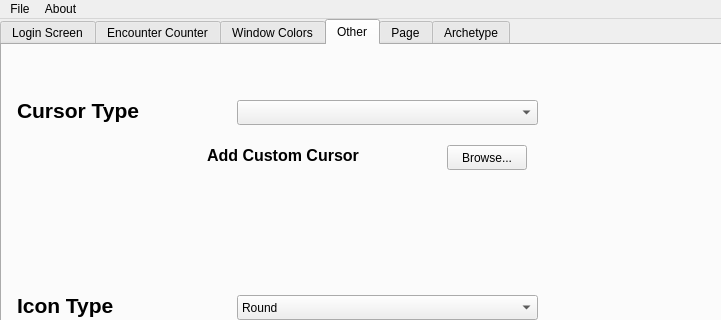
Old version of the form VMM.ui in the repository Vextryyn/Vextryyn-Mod-Manager; both pictures show x 0 to 721 and y 0 to 320 of the 1118 by 788 pixel window.
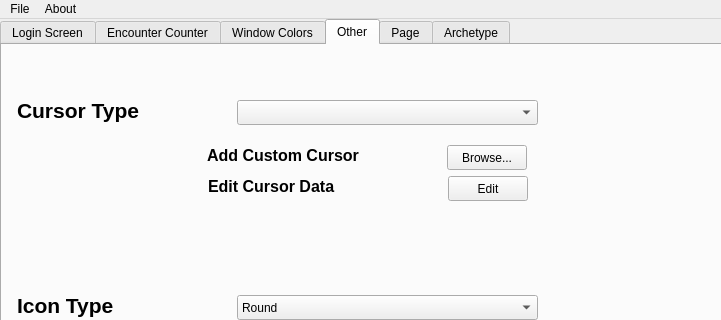
New version of the form. The open tabs and pages were chosen to show the change. Custom widgets are drawn as their Qt base class.

Commit message: loads configs correctly now.

Diff of the .ui file:
```diff
--- a/VMM.ui
+++ b/VMM.ui
@@ -964,7 +964,7 @@
         <x>10</x>
         <y>30</y>
         <width>561</width>
-        <height>121</height>
+        <height>167</height>
        </rect>
       </property>
       <property name="frameShape">
@@ -1033,6 +1033,39 @@
         <string>Add Custom Cursor</string>
        </property>
       </widget>
+      <widget class="QPushButton" name="cursorBrowse_2">
+       <property name="geometry">
+        <rect>
+         <x>436</x>
+         <y>101</y>
+         <width>80</width>
+         <height>25</height>
+        </rect>
+       </property>
+       <property name="text">
+        <string>Edit</string>
+       </property>
+      </widget>
+      <widget class="QLabel" name="label_30">
+       <property name="geometry">
+        <rect>
+         <x>196</x>
+         <y>96</y>
+         <width>241</width>
+         <height>30</height>
+        </rect>
+       </property>
+       <property name="font">
+        <font>
+         <pointsize>12</pointsize>
+         <weight>75</weight>
+         <bold>true</bold>
+        </font>
+       </property>
+       <property name="text">
+        <string>Edit Cursor Data</string>
+       </property>
+      </widget>
      </widget>
      <widget class="QFrame" name="cursorPreviewFrame">
       <property name="geometry">
```
Left out of the diff: 2 changed lines with no effect on the pictures. The commit also changes 1 other file.
